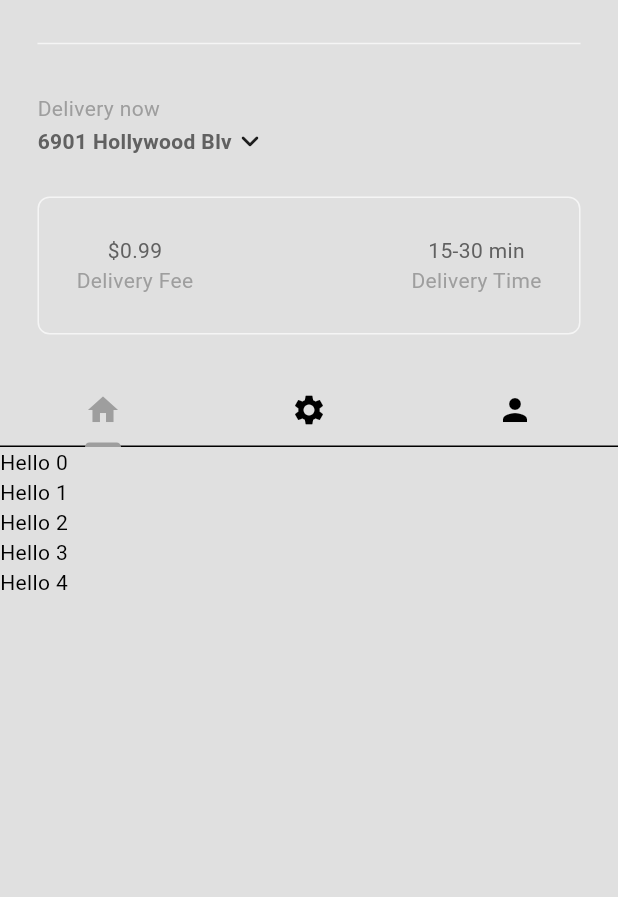
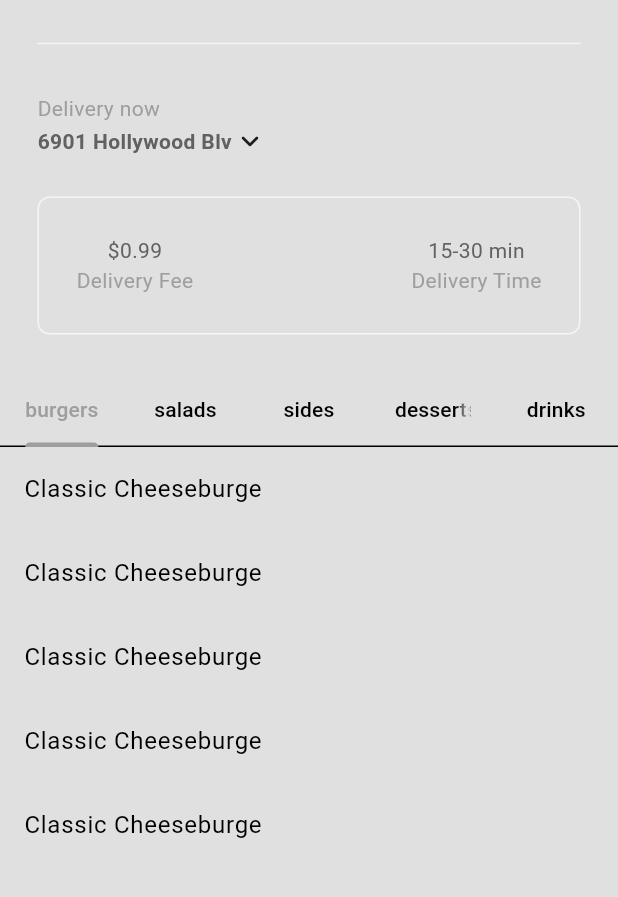
Before and after one commit to seaboie/flutter_food_delivery, a Flutter app: the screen it shows after launch, after a tap on "Sign In", on a phone screen of 412 x 824 dp, the part 63-960 px from its top. Run offline on Flutter 3.47's test engine with Material 3 defaults, Android fonts, the phone set to English and light mode, and no system bars.

```diff
--- a/lib/components/my_tab_bar.dart
+++ b/lib/components/my_tab_bar.dart
@@ -1,4 +1,5 @@
 import 'package:flutter/material.dart';
+import 'package:flutter_food_delivery/models/food.dart';
 
 class MyTabBar extends StatelessWidget {
   final TabController tabController;
@@ -7,25 +8,20 @@ class MyTabBar extends StatelessWidget {
     required this.tabController,
   });
 
+  List<Tab> _buildCategoryTabs() {
+    return FoodCategory.values.map((e) {
+      return Tab(
+        text: e.toString().split('.').last,
+      );
+    }).toList();
+  }
+
   @override
   Widget build(BuildContext context) {
     return Container(
       child: TabBar(
         controller: tabController,
-        tabs: const [
-          // first
-          Tab(
-            icon: Icon(Icons.home),
-          ),
-          // second
-          Tab(
-            icon: Icon(Icons.settings),
-          ),
-          // Third
-          Tab(
-            icon: Icon(Icons.person),
-          ),
-        ],
+        tabs: _buildCategoryTabs(),
       ),
     );
   }
--- a/lib/main.dart
+++ b/lib/main.dart
@@ -1,12 +1,20 @@
 import 'package:flutter/material.dart';
 import 'package:flutter_food_delivery/auth/auth.dart';
+import 'package:flutter_food_delivery/models/restaurant.dart';
 import 'package:flutter_food_delivery/theme/theme_provider.dart';
 import 'package:provider/provider.dart';
 
 void main() {
   runApp(
-    ChangeNotifierProvider(
-      create: (context) => ThemeProvider(),
+    MultiProvider(
+      providers: [
+        ChangeNotifierProvider(
+          create: (context) => ThemeProvider(),
+        ),
+        ChangeNotifierProvider(
+          create: (context) => Restaurant(),
+        ),
+      ],
       child: const MyApp(),
     ),
   );
--- /dev/null
+++ b/lib/models/food.dart
@@ -0,0 +1,37 @@
+// Food item
+class Food {
+  final String name;
+  final String description;
+  final String imagePath;
+  final double price;
+  final FoodCategory category;
+  List<Addon> availableAddons;
+  Food({
+    required this.name,
+    required this.description,
+    required this.imagePath,
+    required this.price,
+    required this.category,
+    required this.availableAddons,
+  });
+
+}
+
+// Food category
+enum FoodCategory {
+  burgers,
+  salads,
+  sides,
+  desserts,
+  drinks
+}
+
+// Food addons
+class Addon {
+  String name;
+  double price;
+  Addon({
+    required this.name,
+    required this.price,
+  });
+}
--- /dev/null
+++ b/lib/models/restaurant.dart
@@ -0,0 +1,342 @@
+import 'package:flutter/material.dart';
+import 'package:flutter_food_delivery/models/food.dart';
+
+class Restaurant extends ChangeNotifier {
+  // list of food menu
+  final List<Food> menu = [
+    // burgers
+    Food(
+      name: "Classic Cheeseburge",
+      description:
+          "Lorem ipsum dolor, sit amet consectetur adipisicing elit. Veritatis aliquam repudiandae beatae necessitatibus corporis quibusdam omnis aspernatur, accusamus voluptates blanditiis.",
+      imagePath: "assets/images/food.jpg",
+      price: 0.99,
+      category: FoodCategory.burgers,
+      availableAddons: [
+        Addon(name: "Extra cheese", price: 0.99),
+        Addon(name: "Bacon", price: 1.99),
+        Addon(name: "Avocado", price: 2.99),
+      ],
+    ),
+    Food(
+      name: "Classic Cheeseburge",
+      description:
+          "Lorem ipsum dolor, sit amet consectetur adipisicing elit. Veritatis aliquam repudiandae beatae necessitatibus corporis quibusdam omnis aspernatur, accusamus voluptates blanditiis.",
+      imagePath: "assets/images/food.jpg",
+      price: 0.99,
+      category: FoodCategory.burgers,
+      availableAddons: [
+        Addon(name: "Extra cheese", price: 0.99),
+        Addon(name: "Bacon", price: 1.99),
+        Addon(name: "Avocado", price: 2.99),
+      ],
+    ),
+    Food(
+      name: "Classic Cheeseburge",
+      description:
+          "Lorem ipsum dolor, sit amet consectetur adipisicing elit. Veritatis aliquam repudiandae beatae necessitatibus corporis quibusdam omnis aspernatur, accusamus voluptates blanditiis.",
+      imagePath: "assets/images/food.jpg",
+      price: 0.99,
+      category: FoodCategory.burgers,
+      availableAddons: [
+        Addon(name: "Extra cheese", price: 0.99),
+        Addon(name: "Bacon", price: 1.99),
+        Addon(name: "Avocado", price: 2.99),
+      ],
+    ),
+    Food(
+      name: "Classic Cheeseburge",
+      description:
+          "Lorem ipsum dolor, sit amet consectetur adipisicing elit. Veritatis aliquam repudiandae beatae necessitatibus corporis quibusdam omnis aspernatur, accusamus voluptates blanditiis.",
+      imagePath: "assets/images/food.jpg",
+      price: 0.99,
+      category: FoodCategory.burgers,
+      availableAddons: [
+        Addon(name: "Extra cheese", price: 0.99),
+        Addon(name: "Bacon", price: 1.99),
+        Addon(name: "Avocado", price: 2.99),
+      ],
+    ),
+    Food(
+      name: "Classic Cheeseburge",
+      description:
+          "Lorem ipsum dolor, sit amet consectetur adipisicing elit. Veritatis aliquam repudiandae beatae necessitatibus corporis quibusdam omnis aspernatur, accusamus voluptates blanditiis.",
+      imagePath: "assets/images/food.jpg",
+      price: 0.99,
+      category: FoodCategory.burgers,
+      availableAddons: [
+        Addon(name: "Extra cheese", price: 0.99),
+        Addon(name: "Bacon", price: 1.99),
+        Addon(name: "Avocado", price: 2.99),
+      ],
+    ),
+
+    // salads
+    Food(
+      name: "Classic Cheeseburge",
+      description:
+          "Lorem ipsum dolor, sit amet consectetur adipisicing elit. Veritatis aliquam repudiandae beatae necessitatibus corporis quibusdam omnis aspernatur, accusamus voluptates blanditiis.",
+      imagePath: "assets/images/food.jpg",
+      price: 0.99,
+      category: FoodCategory.salads,
+      availableAddons: [
+        Addon(name: "Extra cheese", price: 0.99),
+        Addon(name: "Bacon", price: 1.99),
+        Addon(name: "Avocado", price: 2.99),
+      ],
+    ),
+    Food(
+      name: "Classic Cheeseburge",
+      description:
+          "Lorem ipsum dolor, sit amet consectetur adipisicing elit. Veritatis aliquam repudiandae beatae necessitatibus corporis quibusdam omnis aspernatur, accusamus voluptates blanditiis.",
+      imagePath: "assets/images/food.jpg",
+      price: 0.99,
+      category: FoodCategory.salads,
+      availableAddons: [
+        Addon(name: "Extra cheese", price: 0.99),
+        Addon(name: "Bacon", price: 1.99),
+        Addon(name: "Avocado", price: 2.99),
+      ],
+    ),
+    Food(
+      name: "Classic Cheeseburge",
+      description:
+          "Lorem ipsum dolor, sit amet consectetur adipisicing elit. Veritatis aliquam repudiandae beatae necessitatibus corporis quibusdam omnis aspernatur, accusamus voluptates blanditiis.",
+      imagePath: "assets/images/food.jpg",
+      price: 0.99,
+      category: FoodCategory.salads,
+      availableAddons: [
+        Addon(name: "Extra cheese", price: 0.99),
+        Addon(name: "Bacon", price: 1.99),
+        Addon(name: "Avocado", price: 2.99),
+      ],
+    ),
+    Food(
+      name: "Classic Cheeseburge",
+      description:
+          "Lorem ipsum dolor, sit amet consectetur adipisicing elit. Veritatis aliquam repudiandae beatae necessitatibus corporis quibusdam omnis aspernatur, accusamus voluptates blanditiis.",
+      imagePath: "assets/images/food.jpg",
+      price: 0.99,
+      category: FoodCategory.salads,
+      availableAddons: [
+        Addon(name: "Extra cheese", price: 0.99),
+        Addon(name: "Bacon", price: 1.99),
+        Addon(name: "Avocado", price: 2.99),
+      ],
+    ),
+    Food(
+      name: "Classic Cheeseburge",
+      description:
+          "Lorem ipsum dolor, sit amet consectetur adipisicing elit. Veritatis aliquam repudiandae beatae necessitatibus corporis quibusdam omnis aspernatur, accusamus voluptates blanditiis.",
+      imagePath: "assets/images/food.jpg",
+      price: 0.99,
+      category: FoodCategory.salads,
+      availableAddons: [
+        Addon(name: "Extra cheese", price: 0.99),
+        Addon(name: "Bacon", price: 1.99),
+        Addon(name: "Avocado", price: 2.99),
+      ],
+    ),
+
+    // sides
+    Food(
+      name: "Classic Cheeseburge",
+      description:
+          "Lorem ipsum dolor, sit amet consectetur adipisicing elit. Veritatis aliquam repudiandae beatae necessitatibus corporis quibusdam omnis aspernatur, accusamus voluptates blanditiis.",
+      imagePath: "assets/images/food.jpg",
+      price: 0.99,
+      category: FoodCategory.sides,
+      availableAddons: [
+        Addon(name: "Extra cheese", price: 0.99),
+        Addon(name: "Bacon", price: 1.99),
+        Addon(name: "Avocado", price: 2.99),
+      ],
+    ),
+    Food(
+      name: "Classic Cheeseburge",
+      description:
+          "Lorem ipsum dolor, sit amet consectetur adipisicing elit. Veritatis aliquam repudiandae beatae necessitatibus corporis quibusdam omnis aspernatur, accusamus voluptates blanditiis.",
+      imagePath: "assets/images/food.jpg",
+      price: 0.99,
+      category: FoodCategory.sides,
+      availableAddons: [
+        Addon(name: "Extra cheese", price: 0.99),
+        Addon(name: "Bacon", price: 1.99),
+        Addon(name: "Avocado", price: 2.99),
+      ],
+    ),
+    Food(
+      name: "Classic Cheeseburge",
+      description:
+          "Lorem ipsum dolor, sit amet consectetur adipisicing elit. Veritatis aliquam repudiandae beatae necessitatibus corporis quibusdam omnis aspernatur, accusamus voluptates blanditiis.",
+      imagePath: "assets/images/food.jpg",
+      price: 0.99,
+      category: FoodCategory.sides,
+      availableAddons: [
+        Addon(name: "Extra cheese", price: 0.99),
+        Addon(name: "Bacon", price: 1.99),
+        Addon(name: "Avocado", price: 2.99),
+      ],
+    ),
+    Food(
+      name: "Classic Cheeseburge",
+      description:
+          "Lorem ipsum dolor, sit amet consectetur adipisicing elit. Veritatis aliquam repudiandae beatae necessitatibus corporis quibusdam omnis aspernatur, accusamus voluptates blanditiis.",
+      imagePath: "assets/images/food.jpg",
+      price: 0.99,
+      category: FoodCategory.sides,
+      availableAddons: [
+        Addon(name: "Extra cheese", price: 0.99),
+        Addon(name: "Bacon", price: 1.99),
+        Addon(name: "Avocado", price: 2.99),
+      ],
+    ),
+    Food(
+      name: "Classic Cheeseburge",
+      description:
+          "Lorem ipsum dolor, sit amet consectetur adipisicing elit. Veritatis aliquam repudiandae beatae necessitatibus corporis quibusdam omnis aspernatur, accusamus voluptates blanditiis.",
+      imagePath: "assets/images/food.jpg",
+      price: 0.99,
+      category: FoodCategory.sides,
+      availableAddons: [
+        Addon(name: "Extra cheese", price: 0.99),
+        Addon(name: "Bacon", price: 1.99),
+        Addon(name: "Avocado", price: 2.99),
+      ],
+    ),
+
+    // desserts
+    Food(
+      name: "Classic Cheeseburge",
+      description:
+          "Lorem ipsum dolor, sit amet consectetur adipisicing elit. Veritatis aliquam repudiandae beatae necessitatibus corporis quibusdam omnis aspernatur, accusamus voluptates blanditiis.",
+      imagePath: "assets/images/food.jpg",
+      price: 0.99,
+      category: FoodCategory.desserts,
+      availableAddons: [
+        Addon(name: "Extra cheese", price: 0.99),
+        Addon(name: "Bacon", price: 1.99),
+        Addon(name: "Avocado", price: 2.99),
+      ],
+    ),
+    Food(
+      name: "Classic Cheeseburge",
+      description:
+          "Lorem ipsum dolor, sit amet consectetur adipisicing elit. Veritatis aliquam repudiandae beatae necessitatibus corporis quibusdam omnis aspernatur, accusamus voluptates blanditiis.",
+      imagePath: "assets/images/food.jpg",
+      price: 0.99,
+      category: FoodCategory.desserts,
+      availableAddons: [
+        Addon(name: "Extra cheese", price: 0.99),
+        Addon(name: "Bacon", price: 1.99),
+        Addon(name: "Avocado", price: 2.99),
+      ],
+    ),
+    Food(
+      name: "Classic Cheeseburge",
+      description:
+          "Lorem ipsum dolor, sit amet consectetur adipisicing elit. Veritatis aliquam repudiandae beatae necessitatibus corporis quibusdam omnis aspernatur, accusamus voluptates blanditiis.",
+      imagePath: "assets/images/food.jpg",
+      price: 0.99,
+      category: FoodCategory.desserts,
+      availableAddons: [
+        Addon(name: "Extra cheese", price: 0.99),
+        Addon(name: "Bacon", price: 1.99),
+        Addon(name: "Avocado", price: 2.99),
+      ],
+    ),
+    Food(
+      name: "Classic Cheeseburge",
+      description:
+          "Lorem ipsum dolor, sit amet consectetur adipisicing elit. Veritatis aliquam repudiandae beatae necessitatibus corporis quibusdam omnis aspernatur, accusamus voluptates blanditiis.",
+      imagePath: "assets/images/food.jpg",
+      price: 0.99,
+      category: FoodCategory.desserts,
+      availableAddons: [
+        Addon(name: "Extra cheese", price: 0.99),
+        Addon(name: "Bacon", price: 1.99),
+        Addon(name: "Avocado", price: 2.99),
+      ],
+    ),
+    Food(
+      name: "Classic Cheeseburge",
+      description:
+          "Lorem ipsum dolor, sit amet consectetur adipisicing elit. Veritatis aliquam repudiandae beatae necessitatibus corporis quibusdam omnis aspernatur, accusamus voluptates blanditiis.",
+      imagePath: "assets/images/food.jpg",
+      price: 0.99,
+      category: FoodCategory.desserts,
+      availableAddons: [
+        Addon(name: "Extra cheese", price: 0.99),
+        Addon(name: "Bacon", price: 1.99),
+        Addon(name: "Avocado", price: 2.99),
+      ],
+    ),
+
+    // drinks
+    Food(
+      name: "Classic Cheeseburge",
+      description:
+          "Lorem ipsum dolor, sit amet consectetur adipisicing elit. Veritatis aliquam repudiandae beatae necessitatibus corporis quibusdam omnis aspernatur, accusamus voluptates blanditiis.",
+      imagePath: "assets/images/food.jpg",
+      price: 0.99,
+      category: FoodCategory.drinks,
+      availableAddons: [
+        Addon(name: "Extra cheese", price: 0.99),
+        Addon(name: "Bacon", price: 1.99),
+        Addon(name: "Avocado", price: 2.99),
+      ],
+    ),
+    Food(
+      name: "Classic Cheeseburge",
+      description:
+          "Lorem ipsum dolor, sit amet consectetur adipisicing elit. Veritatis aliquam repudiandae beatae necessitatibus corporis quibusdam omnis aspernatur, accusamus voluptates blanditiis.",
+      imagePath: "assets/images/food.jpg",
+      price: 0.99,
+      category: FoodCategory.drinks,
+      availableAddons: [
+        Addon(name: "Extra cheese", price: 0.99),
+        Addon(name: "Bacon", price: 1.99),
+        Addon(name: "Avocado", price: 2.99),
+      ],
+    ),
+    Food(
+      name: "Classic Cheeseburge",
+      description:
+          "Lorem ipsum dolor, sit amet consectetur adipisicing elit. Veritatis aliquam repudiandae beatae necessitatibus corporis quibusdam omnis aspernatur, accusamus voluptates blanditiis.",
+      imagePath: "assets/images/food.jpg",
+      price: 0.99,
+      category: FoodCategory.drinks,
+      availableAddons: [
+        Addon(name: "Extra cheese", price: 0.99),
+        Addon(name: "Bacon", price: 1.99),
+        Addon(name: "Avocado", price: 2.99),
+      ],
+    ),
+    Food(
+      name: "Classic Cheeseburge",
+      description:
+          "Lorem ipsum dolor, sit amet consectetur adipisicing elit. Veritatis aliquam repudiandae beatae necessitatibus corporis quibusdam omnis aspernatur, accusamus voluptates blanditiis.",
+      imagePath: "assets/images/food.jpg",
+      price: 0.99,
+      category: FoodCategory.drinks,
+      availableAddons: [
+        Addon(name: "Extra cheese", price: 0.99),
+        Addon(name: "Bacon", price: 1.99),
+        Addon(name: "Avocado", price: 2.99),
+      ],
+    ),
+    Food(
+      name: "Classic Cheeseburge",
+      description:
+          "Lorem ipsum dolor, sit amet consectetur adipisicing elit. Veritatis aliquam repudiandae beatae necessitatibus corporis quibusdam omnis aspernatur, accusamus voluptates blanditiis.",
+      imagePath: "assets/images/food.jpg",
+      price: 0.99,
+      category: FoodCategory.drinks,
+      availableAddons: [
+        Addon(name: "Extra cheese", price: 0.99),
+        Addon(name: "Bacon", price: 1.99),
+        Addon(name: "Avocado", price: 2.99),
+      ],
+    ),
+  ];
+}
--- a/lib/pages/home_page.dart
+++ b/lib/pages/home_page.dart
@@ -4,6 +4,9 @@ import 'package:flutter_food_delivery/components/my_current_location.dart';
 import 'package:flutter_food_delivery/components/my_description_box.dart';
 import 'package:flutter_food_delivery/components/my_sliver_app_bar.dart';
 import 'package:flutter_food_delivery/components/my_tab_bar.dart';
+import 'package:flutter_food_delivery/models/food.dart';
+import 'package:flutter_food_delivery/models/restaurant.dart';
+import 'package:provider/provider.dart';
 
 class HomePage extends StatefulWidget {
   const HomePage({super.key});
@@ -19,13 +22,36 @@ class _HomePageState extends State<HomePage>
   @override
   void initState() {
     super.initState();
-    _tabController = TabController(length: 3, vsync: this);
+    _tabController =
+        TabController(length: FoodCategory.values.length, vsync: this);
   }
 
   @override
   void dispose() {
     _tabController.dispose();
     super.dispose();
+  }
+
+  // sort out and return a lists of food items
+
+  List<Food> _fileMenuByCategory(FoodCategory category, List<Food> fullMenu) {
+    return fullMenu.where((food) => food.category == category).toList();
+  }
+
+  // return lists of food in given category
+  List<Widget> getFoodInThisCategory(List<Food> fullMenu) {
+    return FoodCategory.values.map((category) {
+      List<Food> categoryMenu = _fileMenuByCategory(category, fullMenu);
+      return ListView.builder(
+        itemCount: categoryMenu.length,
+        physics: const NeverScrollableScrollPhysics(),
+        itemBuilder: (BuildContext context, int index) {
+          return ListTile(
+            title: Text(categoryMenu[index].name),
+          );
+        },
+      );
+    }).toList();
   }
 
   @override
@@ -60,29 +86,10 @@ class _HomePageState extends State<HomePage>
             ),
           )
         ],
-        body: TabBarView(
+        body: Consumer<Restaurant>(builder: (context, value, child) => TabBarView(
           controller: _tabController,
-          children: [
-            ListView.builder(
-              itemCount: 5,
-              itemBuilder: (BuildContext context, int index) {
-                return Text("Hello $index");
-              },
-            ),
-            ListView.builder(
-              itemCount: 5,
-              itemBuilder: (BuildContext context, int index) {
-                return const Text('Second Tab');
-              },
-            ),
-            ListView.builder(
-              itemCount: 5,
-              itemBuilder: (BuildContext context, int index) {
-                return const Text('Third Tab');
-              },
-            ),
-          ],
-        ),
+          children: getFoodInThisCategory(value.menu),
+        ),),
       ),
     );
   }
--- a/pubspec.yaml
+++ b/pubspec.yaml
@@ -63,6 +63,8 @@ flutter:
   # assets:
   #   - images/a_dot_burr.jpeg
   #   - images/a_dot_ham.jpeg
+  assets:
+    - assets/images/
 
   # An image asset can refer to one or more resolution-specific "variants", see
   # https://flutter.dev/assets-and-images/#resolution-aware
```
Also changed, not shown: assets/images/food.jpg (added).
